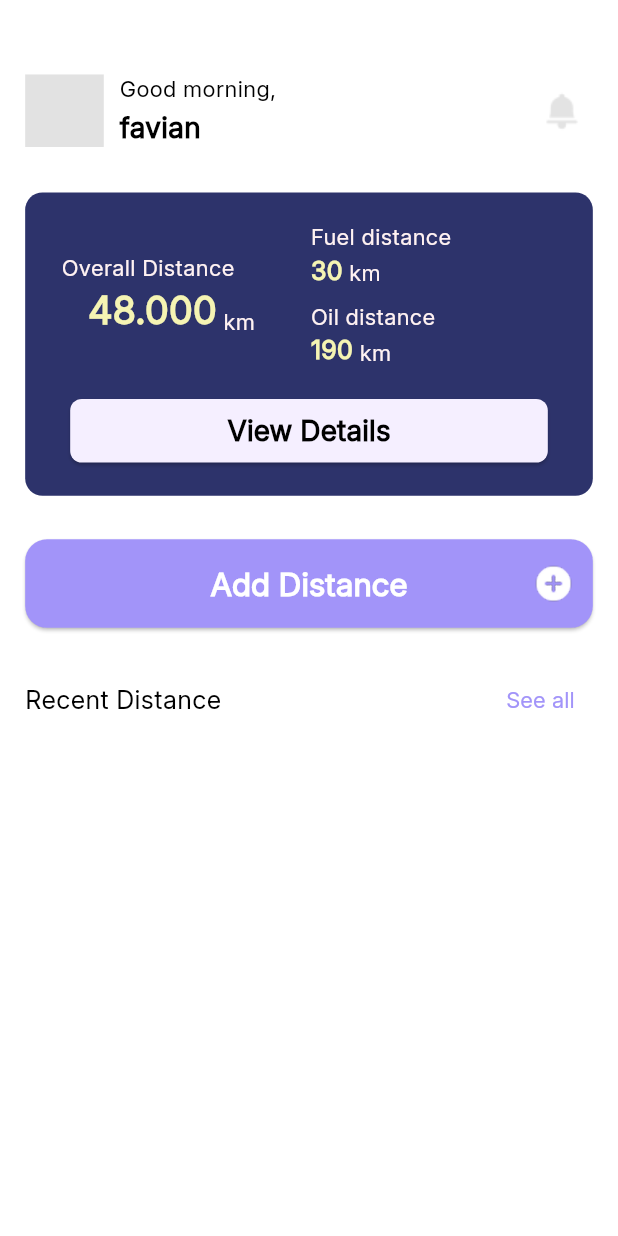
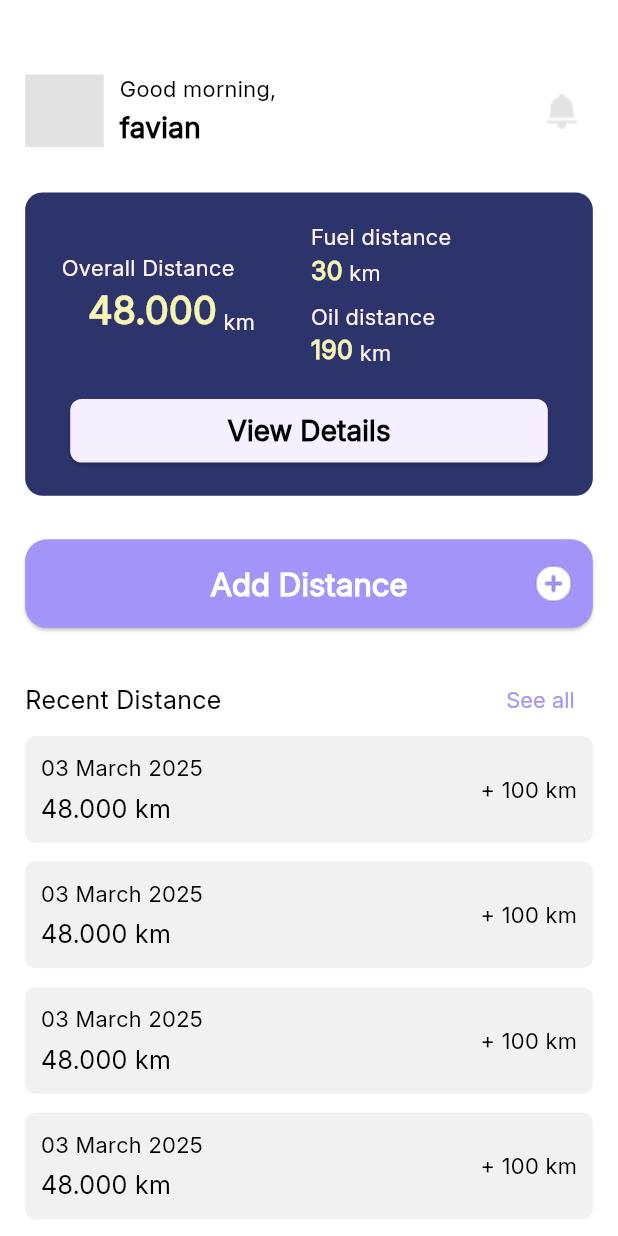
Before and after one commit to favjiw/motorcycle-service, a Flutter app: the HomePage screen opened by its route, on a phone screen of 412 x 824 dp. Run offline on Flutter 3.47's test engine with Material 3 defaults, Android fonts, the light colour scheme and no system bars; our stand-ins replace flutter_screenutil, hexcolor.

Commit message:
home slice

```diff
--- a/lib/view/home_page.dart
+++ b/lib/view/home_page.dart
@@ -185,6 +185,41 @@ class _HomePageState extends State<HomePage> {
                       child: Text('See all', style: homeLabelLink,))
                 ],
               ),
+              ListView.builder(
+                physics: const NeverScrollableScrollPhysics(),
+                padding: EdgeInsets.zero,
+                shrinkWrap: true,
+                itemCount: 5,
+                itemBuilder: (context, snapshot) {
+                  return Column(
+                    children: [
+                      Container(
+                        padding: EdgeInsets.symmetric(horizontal: 10.w, vertical: 11.h),
+                        decoration: BoxDecoration(
+                          color: homeItemContainer,
+                          borderRadius: BorderRadius.circular(7.r),
+                        ),
+                        child: Row(
+                          crossAxisAlignment: CrossAxisAlignment.center,
+                          mainAxisAlignment: MainAxisAlignment.spaceBetween,
+                          children: [
+                            Column(
+                              crossAxisAlignment: CrossAxisAlignment.start,
+                              children: [
+                                Text('03 March 2025', style: homeItemDate,),
+                                SizedBox(height: 5.h,),
+                                Text('48.000 km', style: homeItemDistance,),
+                              ],
+                            ),
+                            Text('+ 100 km', style: homeItemDate,),
+                          ],
+                        ),
+                      ),
+                      SizedBox(height: 13.h,),
+                    ],
+                  );
+                }
+              ),
             ],
           ),
         ),
--- a/lib/view/shared/style.dart
+++ b/lib/view/shared/style.dart
@@ -11,6 +11,7 @@ Color blueContainer = HexColor('#2D336B');
 Color whiteOnContainer = HexColor('#FFF2F2');
 Color whiteButtonOnContainer = HexColor('#F5EFFF');
 Color yellowTextOnContainer = HexColor('#F5F4B3');
+Color homeItemContainer = HexColor('#F1F1F1');
 
 TextStyle authTitle = TextStyle(
   fontFamily: 'Inter',
@@ -128,3 +129,17 @@ TextStyle homeLabelLink  = TextStyle(
   fontSize: 14.sp,
   color: blueButton,
 );
+
+TextStyle homeItemDate  = TextStyle(
+  fontFamily: 'Inter',
+  fontWeight: FontWeight.w500,
+  fontSize: 14.sp,
+  color: black,
+);
+
+TextStyle homeItemDistance  = TextStyle(
+  fontFamily: 'Inter',
+  fontWeight: FontWeight.w500,
+  fontSize: 16.sp,
+  color: black,
+);
```
